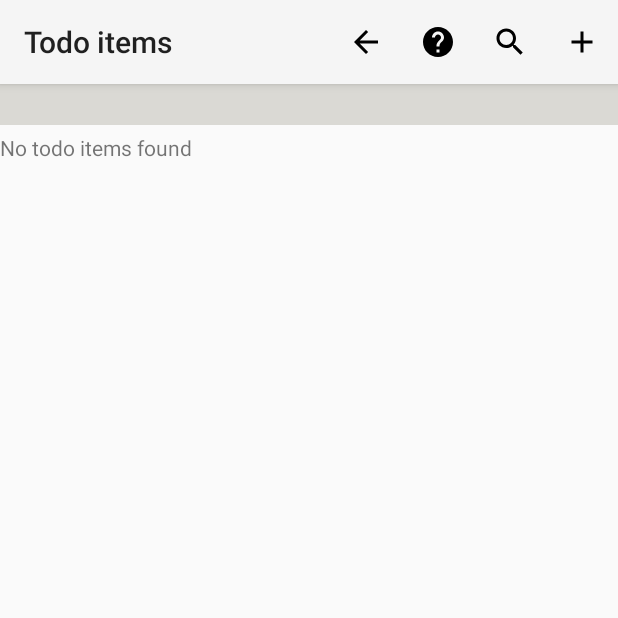
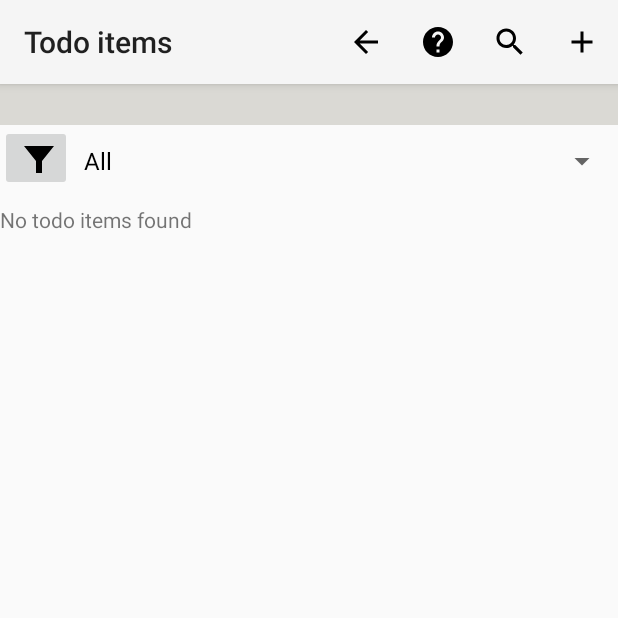
Before and after one commit to iddekingej/MyToDo, an Android app: the TodoActivity screen opened directly, with no data from a screen before it, on a phone screen of 412 x 824 dp, the top half of it. Run offline under Robolectric (Android 15) with nearby library versions, the phone set to English and light mode, and no system bars; 2 statements that could not run were skipped.

Commit message:
* Add todo filter: Input finished , filtering not yet working

```diff
--- a/app/src/main/java/org/elaya/mytodo/ActionTypes.java
+++ b/app/src/main/java/org/elaya/mytodo/ActionTypes.java
@@ -8,7 +8,7 @@ import android.support.annotation.NonNull;
  * Action types used in the status table
  */
 
-class ActionTypes {
+final class ActionTypes {
     private static final Integer[] actionTypesId={ R.string.at_not_started,R.string.at_not_active,R.string.at_started,R.string.at_finished,R.string.at_removed};
     private static String[] actionTypesCache =null;
     public static final long NOT_STARTED=0;
--- /dev/null
+++ b/app/src/main/java/org/elaya/mytodo/FilterTypes.java
@@ -0,0 +1,29 @@
+package org.elaya.mytodo;
+
+import android.content.Context;
+import android.widget.ArrayAdapter;
+import android.widget.Spinner;
+
+/**
+ * Created by jeroen on 10/12/17.
+ */
+
+final class FilterTypes {
+    public static final int FT_NONE=0;
+    public static final int FT_CUSTOM=1;
+    private static final int[] filterResources={R.string.ft_all,R.string.ft_custom,R.string.ft_active_todo,R.string.ft_to_late,R.string.ft_should_start,R.string.ft_finished};
+
+    static String[] getFilterTypes(Context pContext){
+        String filters[]=new String[filterResources.length];
+        for(int lCnt=0;lCnt<filterResources.length;lCnt++){
+            filters[lCnt]=pContext.getResources().getString(filterResources[lCnt]);
+        }
+        return filters;
+    }
+
+    static void setSpinner(Context pContext, Spinner pSpinner)
+    {
+        ArrayAdapter<String> lBuildInFilterAdapter=new ArrayAdapter<String>(pContext,R.layout.support_simple_spinner_dropdown_item,FilterTypes.getFilterTypes(pContext));
+        pSpinner.setAdapter(lBuildInFilterAdapter);
+    }
+}
--- a/app/src/main/java/org/elaya/mytodo/ProjectListAdapter.java
+++ b/app/src/main/java/org/elaya/mytodo/ProjectListAdapter.java
@@ -19,6 +19,7 @@ class ProjectListAdapter extends CursorAdapter {
     private final int numFinishedIndex;
     private final int numActiveIndex;
     private final int numNotActiveIndex;
+    private final int filterTypeIndex;
 
     public ProjectListAdapter(Context pContext,@NonNull Cursor pCursor){
         super(pContext,pCursor,0);
@@ -27,12 +28,14 @@ class ProjectListAdapter extends CursorAdapter {
         numFinishedIndex=pCursor.getColumnIndex("num_finished");
         numActiveIndex=pCursor.getColumnIndex("num_active");
         numNotActiveIndex=pCursor.getColumnIndex("num_not_active");
+        filterTypeIndex=pCursor.getColumnIndex("filter_type");
     }
 
     public void bindView(@NonNull View pView, Context pContext, @NonNull Cursor pCursor)
     {
         long lId=pCursor.getLong(idIndex);
         String lProjectName=pCursor.getString(projectNameIndex);
+        long   lFilterType=pCursor.getLong(filterTypeIndex);
         TextView lProjectWidget=(TextView)(pView.findViewById(R.id.projectName));
         lProjectWidget.setText(lProjectName);
 
@@ -45,7 +48,7 @@ class ProjectListAdapter extends CursorAdapter {
         TextView lNumNotActiveElement=(TextView)(pView.findViewById(R.id.numNotActive));
         lNumNotActiveElement.setText(pCursor.getString(numNotActiveIndex));
 
-        pView.setTag(new ProjectItem(lId,lProjectName));
+        pView.setTag(new ProjectItem(lId,lProjectName,lFilterType));
     }
 
     public View newView(Context pContext,Cursor pCursor,ViewGroup pViewGroup)
--- a/app/src/main/java/org/elaya/mytodo/StatusSpinnerAdapter.java
+++ b/app/src/main/java/org/elaya/mytodo/StatusSpinnerAdapter.java
@@ -19,9 +19,8 @@ public class StatusSpinnerAdapter extends StatusBaseAdapter {
     }
 
     @Override
-    public View newView(Context pContext, Cursor pCursor, ViewGroup pViewGroup) {
-        LayoutInflater lInflater=LayoutInflater.from(pContext);
-        return lInflater.inflate(R.layout.status_spinner,pViewGroup,false);
+    protected int getViewResource() {
+        return R.layout.status_spinner;
     }
 
     @Override
--- a/app/src/main/java/org/elaya/mytodo/TodoActivity.java
+++ b/app/src/main/java/org/elaya/mytodo/TodoActivity.java
@@ -11,32 +11,45 @@ import android.view.MenuItem;
 import android.view.View;
 import android.widget.AdapterView;
 import android.widget.ListView;
+import android.widget.Spinner;
 import android.widget.TextView;
 
-public class TodoActivity extends AppCompatActivity {
+public class TodoActivity extends AppCompatActivity implements AdapterView.OnItemSelectedListener {
     private static final int ACT_NEW_TODO=100;
     private static final int ACT_SHOW_TODO=101;
+    private static final int ACT_FILTER=102;
     public static  final int RES_DELETE_TODO=RESULT_FIRST_USER+1000;
+
     private long id;
     private DataSource ds;
     private TodoListAdapter adapter;
+    private Spinner todoFilterElement;
+    private ProjectItem projectItem;
     @Override
     protected void onCreate(Bundle savedInstanceState) {
         super.onCreate(savedInstanceState);
         setContentView(R.layout.activity_todo);
         Toolbar toolbar = (Toolbar) findViewById(R.id.toolbar);
+        setSupportActionBar(toolbar);
 
-        setSupportActionBar(toolbar);
+        ds=DataSource.getSource();
+        Intent lIntent=getIntent();
+        id=lIntent.getLongExtra("_id",0);
+        projectItem=ds.getProjectById(id);
+
 
         TextView projectName=(TextView)findViewById(R.id.projectName);
         ListView todoList=(ListView)findViewById(R.id.todoList);
 
-        ds=DataSource.getSource();
 
-        Intent lIntent=getIntent();
-        id=lIntent.getLongExtra("_id",0);
-        ProjectItem projectItem=ds.getProjectById(id);
+
+        todoFilterElement = (Spinner) findViewById(R.id.todoFilter);
+        FilterTypes.setSpinner(this,todoFilterElement);
+        todoFilterElement.setOnItemSelectedListener(this);
+
+        todoFilterElement.setSelection((int)projectItem.getFilterType());
         projectName.setText(projectItem.getProjectName());
+
         adapter=new TodoListAdapter(this,ds.getTodoCursor(id));
         todoList.setAdapter(adapter);
         todoList.setOnItemClickListener(new ListView.OnItemClickListener(){
@@ -148,9 +161,14 @@ public class TodoActivity extends AppCompatActivity {
                             addTodo(pData);
                             break;
 
+                        case ACT_FILTER:
+                            refreshList();
+                            break;
+
                         case ACT_SHOW_TODO:
                             refreshList();
                             break;
+
                     }
 
                     break;
@@ -160,10 +178,42 @@ public class TodoActivity extends AppCompatActivity {
         }
     }
 
+    public void openFilter(View pView)
+    {
+        Intent lIntent=new Intent(this,TodoFilterActivity.class);
+        lIntent.putExtra("projectId",id);
+        startActivityForResult(lIntent,ACT_SHOW_TODO);
+    }
+
+    private void refreshListFilter()
+    {
+        ProjectItem projectItem=ds.getProjectById(id);
+        todoFilterElement.setSelection((int)projectItem.getFilterType());
+        refreshList();
+    }
+
     private void refreshList()
     {
         adapter.getCursor().close();
         adapter.swapCursor(ds.getTodoCursor(id));
         adapter.notifyDataSetChanged();
     }
+
+    @Override
+    public void onItemSelected(AdapterView<?> adapterView, View view, int i, long l) {
+        if(projectItem != null) {
+            long lSelectedType = adapterView.getSelectedItemPosition();
+            if (lSelectedType != projectItem.getFilterType()) {
+                projectItem.setFilterType(lSelectedType);
+                ds.setProjectFilterType(projectItem.getId(), lSelectedType);
+                refreshList();
+            }
+        }
+
+    }
+
+    @Override
+    public void onNothingSelected(AdapterView<?> adapterView) {
+
+    }
 }
--- /dev/null
+++ b/app/src/main/res/drawable/filter.xml
@@ -0,0 +1,9 @@
+<vector xmlns:android="http://schemas.android.com/apk/res/android"
+    android:width="24dp"
+    android:height="24dp"
+    android:viewportWidth="24.0"
+    android:viewportHeight="24.0">
+    <path
+        android:fillColor="#FF000000"
+        android:pathData="M4,4h20l-8,10v8h-4v-8z"/>
+</vector>
--- a/app/src/main/res/layout/activity_todo.xml
+++ b/app/src/main/res/layout/activity_todo.xml
@@ -29,6 +29,24 @@
         android:gravity="center_horizontal"
         android:text="" />
 
+    <LinearLayout
+        android:layout_width="match_parent"
+        android:layout_height="wrap_content"
+        android:orientation="horizontal">
+
+        <ImageButton
+            android:id="@+id/imageButton5"
+            android:layout_width="wrap_content"
+            android:layout_height="wrap_content"
+            android:onClick="openFilter"
+            app:srcCompat="@drawable/filter" />
+
+        <Spinner
+            android:id="@+id/todoFilter"
+            android:layout_width="match_parent"
+            android:layout_height="wrap_content" />
+    </LinearLayout>
+
     <TextView
         android:id="@+id/noItemsMessage"
         android:layout_width="match_parent"
--- a/app/src/main/res/values/strings.xml
+++ b/app/src/main/res/values/strings.xml
@@ -75,4 +75,18 @@
     <!--- Show to do -->
     <string name="show_edit_todo">Edit todo</string>
     <string name="title_show_todo">Todo details</string>
+    <string name="title_activity_todo_filter">TodoFilterActivity</string>
+    <!-- filter settings -->
+    <string name="choose_status">Status:</string>
+    <string name="choose_date_status">Status regarding start/end date:</string>
+    <string name="choose_buildin">Build in filters:</string>
+    <string name="label_filter">Filter:</string>
+    <string name="label_customFilter">Custom filers</string>
+    <!-- filter types -->
+    <string name="ft_all">All</string>
+    <string name="ft_custom">Custom</string>
+    <string name="ft_active_todo">Active todo\'s</string>
+    <string name="ft_finished">Finished todos\'s</string>
+    <string name="ft_to_late">To late</string>
+    <string name="ft_should_start">Should start</string>
 </resources>
```
Also changed, not shown: app/src/main/AndroidManifest.xml (+16 -9 lines), app/src/main/java/org/elaya/mytodo/DataSource.java (+54 -13 lines), app/src/main/java/org/elaya/mytodo/OpenHelper.java (+21 -2 lines), app/src/main/java/org/elaya/mytodo/ProjectItem.java (+14 -2 lines), app/src/main/java/org/elaya/mytodo/StatusBaseAdapter.java (+19 -0 lines), app/src/main/java/org/elaya/mytodo/StatusCheckListAdapter.java (added, +46 -0 lines), app/src/main/java/org/elaya/mytodo/StatusListAdapter.java (+12 -13 lines), app/src/main/java/org/elaya/mytodo/TodoFilterActivity.java (added, +140 -0 lines), app/src/main/res/layout/activity_todo_filter.xml (added, +87 -0 lines), app/src/main/res/layout/app_bar.xml (added, +21 -0 lines), app/src/main/res/layout/list_statuscheck.xml (added, +14 -0 lines), app/src/main/res/menu/todo_filter.xml (added, +25 -0 lines).
